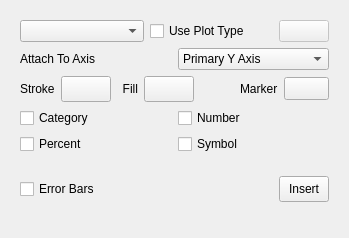
Qt form plugins/chartshape/DataSetConfigWidget.ui (KDE/calligra) before a commit.
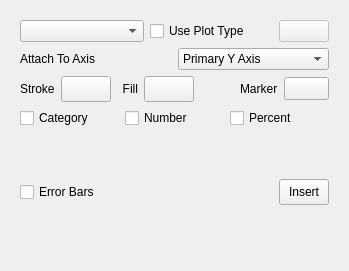
The same form after that commit. Custom widgets are drawn as their Qt base class.

Commit message:
Chart: Fix marker symbols
Marker symbols were mixed up with value-label-symbol.

```diff
--- a/plugins/chartshape/DataSetConfigWidget.ui
+++ b/plugins/chartshape/DataSetConfigWidget.ui
@@ -8,7 +8,7 @@
     <x>0</x>
     <y>0</y>
     <width>349</width>
-    <height>238</height>
+    <height>271</height>
    </rect>
   </property>
   <layout class="QVBoxLayout" name="verticalLayout_2">
@@ -224,35 +224,28 @@
        </layout>
       </item>
       <item>
-       <layout class="QGridLayout" name="gridLayout">
-        <item row="0" column="0">
+       <layout class="QHBoxLayout" name="horizontalLayout_2">
+        <item>
          <widget class="QCheckBox" name="datasetShowCategory">
           <property name="text">
            <string>Category</string>
           </property>
          </widget>
         </item>
-        <item row="0" column="1">
+        <item>
          <widget class="QCheckBox" name="dataSetShowNumber">
           <property name="text">
            <string>Number</string>
           </property>
          </widget>
         </item>
-        <item row="1" column="0">
+        <item>
          <widget class="QCheckBox" name="datasetShowPercent">
           <property name="text">
            <string>Percent</string>
           </property>
          </widget>
         </item>
-        <item row="1" column="1">
-         <widget class="QCheckBox" name="datasetShowSymbol">
-          <property name="text">
-           <string>Symbol</string>
-          </property>
-         </widget>
-        </item>
        </layout>
       </item>
       <item>
```
The commit also changes 8 other files.
